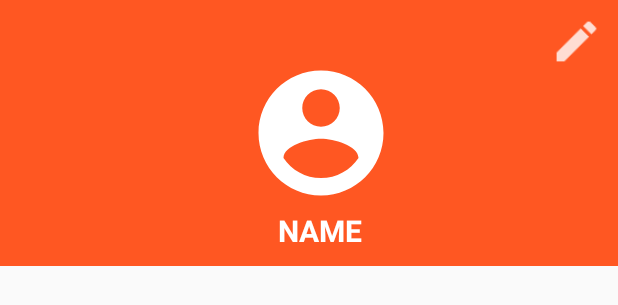
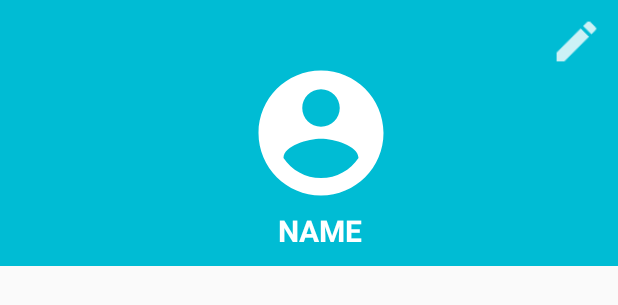
Before and after one commit to Ashutosh181094/HighRadiusFeedy, an Android app: the layout activity_employee_info.xml on its own in the app's theme, with its tools: preview values and no code run, on a phone screen of 412 x 824 dp. Shown: the top 305 px of the screen. Run offline under Robolectric (Android 15) with nearby library versions, the phone set to English and light mode, and no system bars; Roboto replaces fonts that are not available here.

Commit message:
edit background user account

```diff
--- a/app/src/main/res/layout/activity_employee_info.xml
+++ b/app/src/main/res/layout/activity_employee_info.xml
@@ -10,7 +10,7 @@
         android:layout_width="match_parent"
         android:layout_height="wrap_content"
         android:layout_alignParentTop="true"
-        android:background="#FF5722"
+        android:background="#00BCD4"
         android:minHeight="?attr/actionBarSize"
         >
         <RelativeLayout
@@ -51,6 +51,7 @@
         android:layout_width="match_parent"
         android:layout_height="wrap_content"
         android:layout_below="@+id/toolbar"
+
         android:background="@android:color/transparent"
 
         android:minHeight="?attr/actionBarSize"
```
